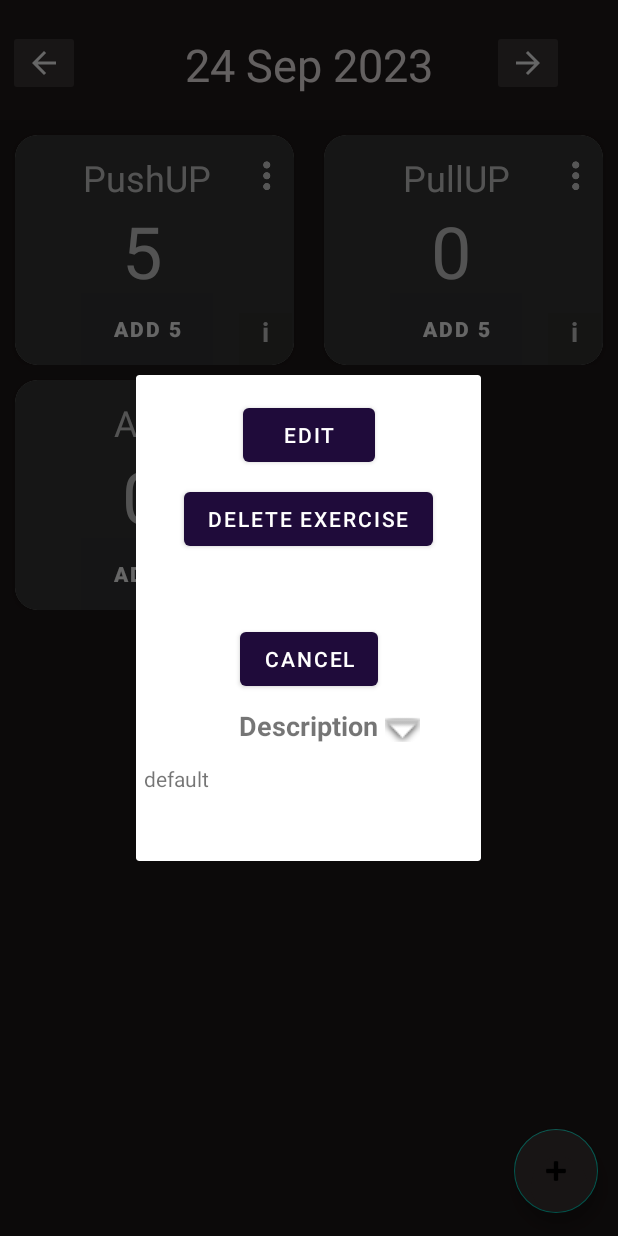
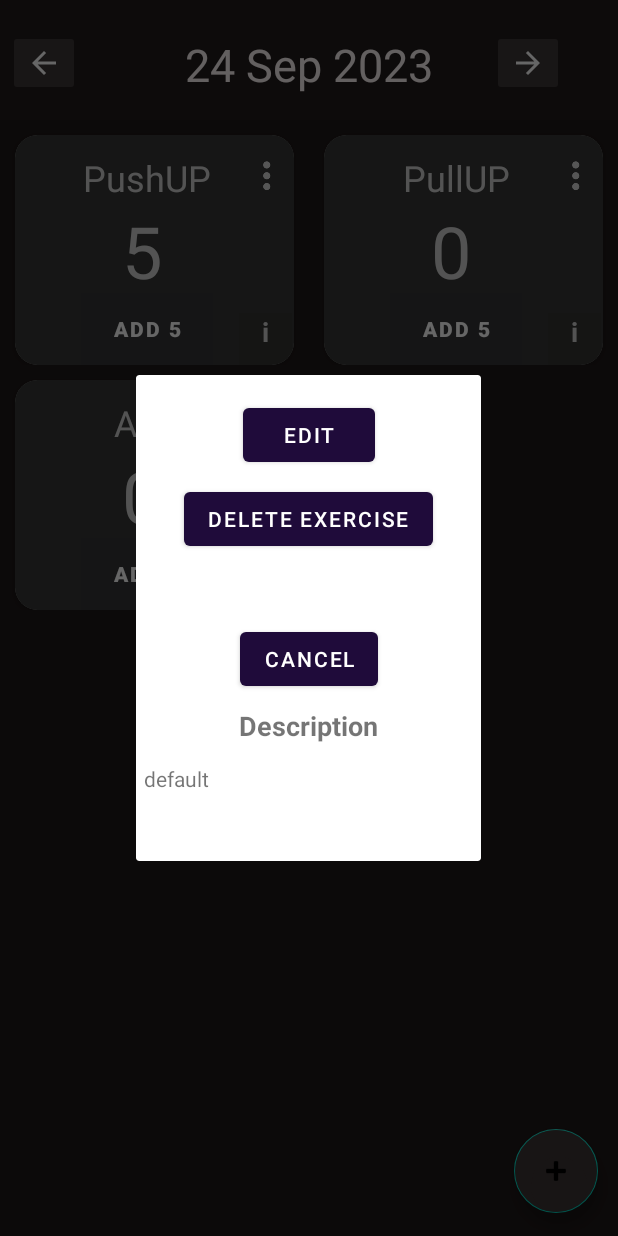
Before and after one commit to paliydmn/GymCounter, an Android app: the screen it shows after launch (MainActivity), after a tap on an icon or button, on a phone screen of 412 x 824 dp. Run offline under Robolectric (Android 15) with nearby library versions, the phone set to English and light mode, and no system bars; 1 other tap on this screen came first.

Commit message:
bug fixing card counter resets after notifyDataSetChanged()

```diff
--- a/app/build.gradle
+++ b/app/build.gradle
@@ -8,7 +8,7 @@ android {
 
     defaultConfig {
         applicationId "com.paliy.gymcounter_test_04"
-        minSdkVersion 28
+        minSdkVersion 26
         targetSdkVersion 29
         versionCode 1
         versionName "1.0"
--- a/app/src/main/java/com/paliy/gymcounter_test_04/Adapter.java
+++ b/app/src/main/java/com/paliy/gymcounter_test_04/Adapter.java
@@ -25,18 +25,19 @@ import androidx.recyclerview.widget.RecyclerView;
 import com.paliy.gymcounter_test_04.dbUtils.DBManager;
 
 import java.sql.SQLException;
-import java.text.SimpleDateFormat;
 import java.util.Date;
 import java.util.List;
 
 public class Adapter extends RecyclerView.Adapter<Adapter.ViewHolder> {
 
+    public static final String DESCRIPTION_FIELD = "description";
+    private final int PLUS_VALUE = 5;
     List<String> titleList;
     List<String> countList;
-
     Date currentViewDate;
     LayoutInflater inflater;
     View.OnClickListener listener;
+    View mainView;
 
     public Adapter(Context ctx, List<String> title, List<String> count, View.OnClickListener listener) {
         this.listener = listener;
@@ -48,8 +49,6 @@ public class Adapter extends RecyclerView.Adapter<Adapter.ViewHolder> {
     public void setCurrentViewDate(Date date) {
         currentViewDate = date;
     }
-
-    View mainView;
 
     @NonNull
     @Override
@@ -72,14 +71,16 @@ public class Adapter extends RecyclerView.Adapter<Adapter.ViewHolder> {
         return titleList.size();
     }
 
+    //#ToDo seems this method is redundant
     public void changeAddBtnVisibility(ViewHolder holder) {
-        if (!new Date().before(currentViewDate)) {
-            holder.addBtn.setVisibility(View.GONE);
-        }
-        SimpleDateFormat sdf = new SimpleDateFormat("yyyyMMdd");
-        if (sdf.format(new Date()).equals(sdf.format(currentViewDate))) {
-            holder.addBtn.setVisibility(View.VISIBLE);
-        }
+//        if (!new Date().before(currentViewDate)) {
+//            holder.addBtn.setVisibility(View.GONE);
+//        }
+//        @SuppressLint("SimpleDateFormat")
+//        SimpleDateFormat sdf = new SimpleDateFormat("yyyyMMdd");
+//        if (sdf.format(new Date()).equals(sdf.format(currentViewDate))) {
+//            holder.addBtn.setVisibility(View.VISIBLE);
+//        }
     }
 
     public class ViewHolder extends RecyclerView.ViewHolder implements View.OnClickListener, NumberPicker.OnValueChangeListener {
@@ -100,29 +101,29 @@ public class Adapter extends RecyclerView.Adapter<Adapter.ViewHolder> {
             infoTV = itemView.findViewById(R.id.infoTV);
 
             cardConstrLayout.setOnLongClickListener(v -> {
-                show();
+                showNumberPicker();
                 //onShowItemMenu(v);
                 return true;
             });
-            menuBtn.setOnClickListener(this::onShowItemMenu);
+            menuBtn.setOnClickListener(this::onShowCardMenu);
             addBtn.setOnClickListener(view -> {
                 Log.println(Log.DEBUG, "TEST", String.valueOf(getAdapterPosition()));
                 int currentVal = Integer.parseInt(countTV.getText().toString());
-                countTV.setText(String.valueOf(currentVal + 5));
-
                 DBManager dbManager = new DBManager(addBtn.getContext());
                 try {
                     dbManager.open();
-                    dbManager.updateCounterRaw((String) titleTV.getText(), 5, currentViewDate, " ");
+                    dbManager.updateCounterRaw((String) titleTV.getText(), PLUS_VALUE, currentViewDate, " ");
+//                    notifyDataSetChanged();
+
                 } catch (SQLException throwable) {
                     throwable.printStackTrace();
                 }
                 dbManager.close();
+                countTV.setText(String.valueOf(currentVal + PLUS_VALUE));
             });
         }
 
-        public void show() {
-
+        public void showNumberPicker() {
             final Dialog d = new Dialog(this.countTV.getContext());
             d.setTitle("NumberPicker");
             d.setContentView(R.layout.num_picker_dialog);
@@ -158,7 +159,6 @@ public class Adapter extends RecyclerView.Adapter<Adapter.ViewHolder> {
                 }
             });
             d.show();
-
         }
 
         @Override
@@ -166,13 +166,12 @@ public class Adapter extends RecyclerView.Adapter<Adapter.ViewHolder> {
 
         }
 
-
         @Override
         public void onClick(View v) {
 
         }
 
-        public void onShowItemMenu(View view) {
+        public void onShowCardMenu(View view) {
             Context ctx = view.getContext();
             Dialog mDialog = new Dialog(view.getContext());
             // Get the layout inflater
@@ -190,36 +189,31 @@ public class Adapter extends RecyclerView.Adapter<Adapter.ViewHolder> {
             infoTV.setMovementMethod(new ScrollingMovementMethod());
 
             String mTitleTV = (String) titleTV.getText();
-
-
             mDialog.setContentView(dialogView);
-
             DBManager dbManager = new DBManager(ctx);
             try {
                 dbManager.open();
                 Cursor cursor = dbManager.selectByTitleAndDate(currentViewDate, titleTV.getText().toString());
                 if (cursor.moveToFirst()) {
                     do {
-                        String description = cursor.getString(cursor.getColumnIndex("description"));
+                        String description = cursor.getString(cursor.getColumnIndex(DESCRIPTION_FIELD));
                         infoTV.setText(description);
                     } while (cursor.moveToNext());
                 }
                 cursor.close();
+                dbManager.close();
                 infoTV.post(new Runnable() {
                     @Override
                     public void run() {
                         if (infoTV.getLineCount() > 2) {
                             expandInfoImgV.setVisibility(View.VISIBLE);
                         }
-                        // Use lineCount here
                     }
                 });
-
 
             } catch (SQLException throwable) {
                 throwable.printStackTrace();
             }
-            dbManager.close();
 
             editBtn.setOnClickListener(view1 -> {
                 //#ToDo edit title
@@ -238,25 +232,28 @@ public class Adapter extends RecyclerView.Adapter<Adapter.ViewHolder> {
                         DBManager dbManager = new DBManager(ctx);
                         try {
                             dbManager.open();
-                            String newString = editTitleText.getText().toString();
+                            String newTitle = editTitleText.getText().toString();
                             String newDescr = desciptionEditText.getText().toString();
-                            boolean res = dbManager.updateTitleAndDescrRaw((String) titleTV.getText(), newString, newDescr, currentViewDate);
-                            if (res) {
-                                Toast.makeText(view1.getContext(), newString + " Edited!", Toast.LENGTH_SHORT).show();
-                                titleList.set(titleList.indexOf(mTitleTV), newString);
-                                notifyDataSetChanged();
-                                mDialog.cancel();
+                            if (!titleTV.getText().equals(newTitle) || !infoTV.getText().toString().equals(newDescr)) {
+                                boolean res = dbManager.updateTitleAndDescrRaw((String) titleTV.getText(), newTitle, newDescr, currentViewDate);
+                                if (res) {
+                                    Toast.makeText(view1.getContext(), newTitle + " Edited!", Toast.LENGTH_SHORT).show();
+                                    //titleList.set(titleList.indexOf(mTitleTV), newTitle);
+                                    titleTV.setText(newTitle);
+                                    //ToDo BUG card counter resets after notifyDataSetChanged(); seems to be fixed
+                                    //notifyDataSetChanged();
+                                }
                             }
                         } catch (SQLException throwable) {
                             throwable.printStackTrace();
                         }
                         dbManager.close();
+                        mDialog.cancel();
                     }
                 });
             });
 
             deleteBtn.setOnClickListener(view12 -> {
-                //  DBManager dbManager = new DBManager(ctx);
                 DialogInterface.OnClickListener dialogClickListener = new DialogInterface.OnClickListener() {
                     @Override
                     public void onClick(DialogInterface dialog, int which) {
@@ -307,7 +304,6 @@ public class Adapter extends RecyclerView.Adapter<Adapter.ViewHolder> {
                 mDialog.cancel();
             });
             mDialog.show();
-
         }
     }
 }
--- a/app/src/main/java/com/paliy/gymcounter_test_04/MainActivity.java
+++ b/app/src/main/java/com/paliy/gymcounter_test_04/MainActivity.java
@@ -60,6 +60,7 @@ public class MainActivity extends AppCompatActivity {
     private AdapterView.OnClickListener listener;
     private DBManager dbManager;
 
+    @SuppressLint("SimpleDateFormat")
     private static final SimpleDateFormat TITLE_DATE_FORMAT = new SimpleDateFormat("dd MMM yyyy");
     private static final Date TODAY = Calendar.getInstance().getTime();
     final Calendar myCalendar = Calendar.getInstance();
--- a/app/src/main/java/com/paliy/gymcounter_test_04/MainActivity2.java
+++ b/app/src/main/java/com/paliy/gymcounter_test_04/MainActivity2.java
@@ -11,8 +11,6 @@ public class MainActivity2 extends AppCompatActivity {
     protected void onCreate(Bundle savedInstanceState) {
         super.onCreate(savedInstanceState);
         setContentView(R.layout.activity_main2);
-
-
     }
 
 }
--- a/app/src/main/java/com/paliy/gymcounter_test_04/Statistic.java
+++ b/app/src/main/java/com/paliy/gymcounter_test_04/Statistic.java
@@ -32,7 +32,6 @@ public class Statistic {
         } catch (
                 SQLException throwable) {
             throwable.printStackTrace();
-
         }
     }
 
--- a/app/src/main/res/layout/card_item_menu.xml
+++ b/app/src/main/res/layout/card_item_menu.xml
@@ -1,7 +1,6 @@
 <?xml version="1.0" encoding="utf-8"?>
 <androidx.constraintlayout.widget.ConstraintLayout xmlns:android="http://schemas.android.com/apk/res/android"
     xmlns:app="http://schemas.android.com/apk/res-auto"
-    xmlns:tools="http://schemas.android.com/tools"
     android:layout_width="match_parent"
     android:layout_height="wrap_content">
 
@@ -47,7 +46,7 @@
         android:layout_marginTop="16dp"
         android:ems="10"
         android:inputType="textPersonName"
-        android:text="Title"
+        android:text="@string/title"
         android:visibility="invisible"
         app:layout_constraintEnd_toEndOf="parent"
         app:layout_constraintHorizontal_bias="0.115"
@@ -104,7 +103,7 @@
         android:layout_height="wrap_content"
         android:layout_marginTop="8dp"
         android:layout_marginBottom="24dp"
-        android:ellipsize="end"
+        android:ellipsize="middle"
         android:lines="2"
         android:padding="5sp"
         android:paddingLeft="10sp"
@@ -127,7 +126,7 @@
         android:id="@+id/expandInfoImgV"
         android:layout_width="23dp"
         android:layout_height="19dp"
-        android:visibility="visible"
+        android:visibility="invisible"
         app:layout_constraintBottom_toTopOf="@+id/infoTV"
         app:layout_constraintEnd_toEndOf="parent"
         app:layout_constraintHorizontal_bias="0.102"
```
Also changed, not shown: app/src/main/java/com/paliy/gymcounter_test_04/ChartsActivity.java (+5 -16 lines).
